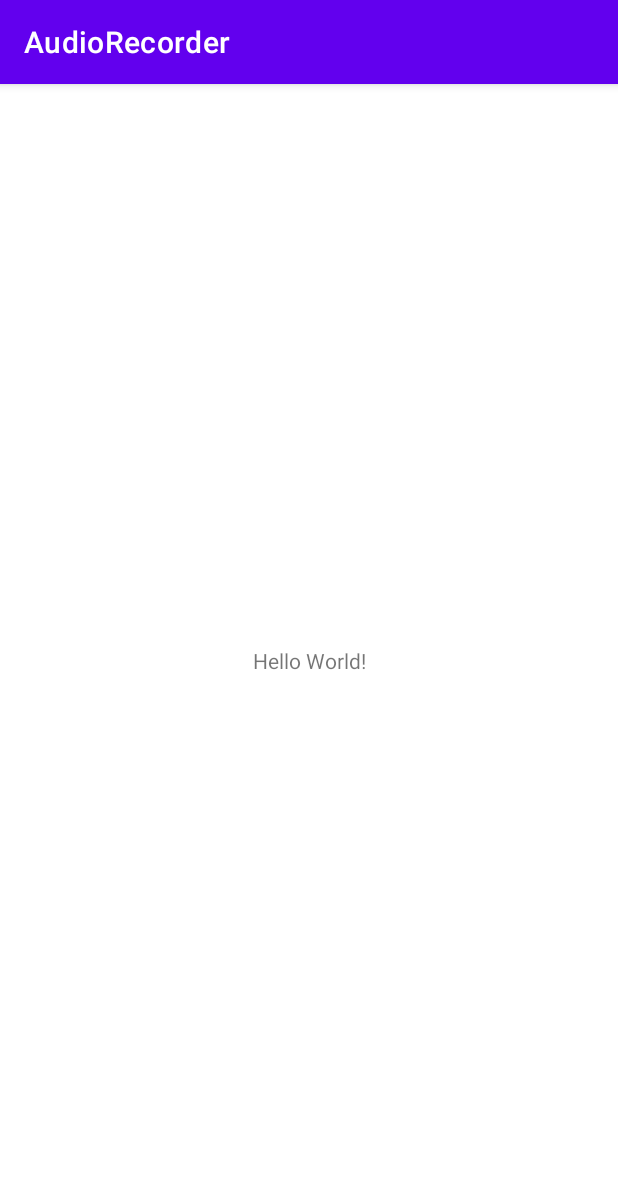
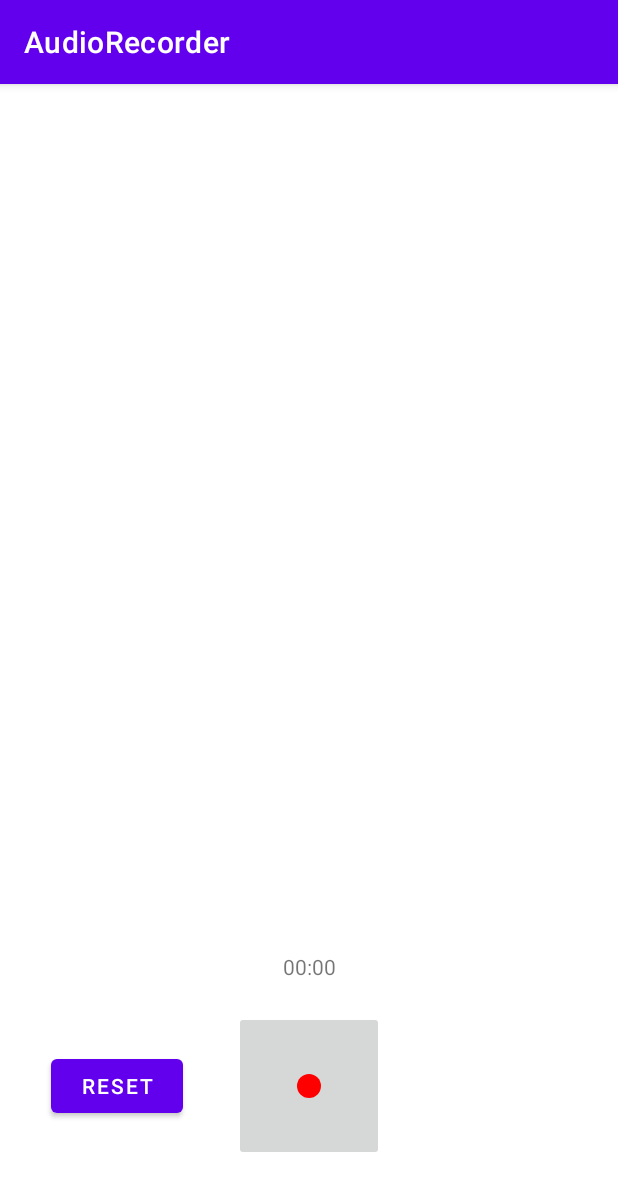
Before and after one commit to SangwonYoon/AndroidApps, an Android app: the screen it shows after launch (MainActivity), on a phone screen of 412 x 824 dp. Shown: the top 1191 px of the screen. Run offline under Robolectric (Android 15) with nearby library versions, the phone set to English and light mode, and no system bars.

Commit message:
기본 UI 구성

```diff
--- a/AudioRecorder/app/src/main/java/com/example/audiorecorder/MainActivity.kt
+++ b/AudioRecorder/app/src/main/java/com/example/audiorecorder/MainActivity.kt
@@ -4,8 +4,21 @@ import androidx.appcompat.app.AppCompatActivity
 import android.os.Bundle
 
 class MainActivity : AppCompatActivity() {
+
+    private val recordButton : RecordButton by lazy{
+        findViewById(R.id.recordButton)
+    }
+
+    private var state = State.BEFORE_RECORDING
+
     override fun onCreate(savedInstanceState: Bundle?) {
         super.onCreate(savedInstanceState)
         setContentView(R.layout.activity_main)
+
+        initViews()
+    }
+
+    private fun initViews(){
+        recordButton.updateIconWithState(state)
     }
 }
--- /dev/null
+++ b/AudioRecorder/app/src/main/java/com/example/audiorecorder/RecordButton.kt
@@ -0,0 +1,26 @@
+package com.example.audiorecorder
+
+import android.content.Context
+import android.util.AttributeSet
+import android.widget.ImageButton
+import androidx.appcompat.widget.AppCompatImageButton
+
+class RecordButton (context: Context, attrs: AttributeSet): AppCompatImageButton(context, attrs){
+
+    fun updateIconWithState(state: State){
+        when(state){
+            State.BEFORE_RECORDING -> {
+                setImageResource(R.drawable.ic_record)
+            }
+            State.ON_RECORDING -> {
+                setImageResource(R.drawable.ic_stop)
+            }
+            State.AFTER_RECORDING -> {
+                setImageResource(R.drawable.ic_play)
+            }
+            State.ON_PLAYING -> {
+                setImageResource(R.drawable.ic_stop)
+            }
+        }
+    }
+}
--- /dev/null
+++ b/AudioRecorder/app/src/main/java/com/example/audiorecorder/State.kt
@@ -0,0 +1,10 @@
+package com.example.audiorecorder
+
+// enum class란 열거형 클래스
+// 각 열거형은 enum class의 인스턴스
+enum class State {
+    BEFORE_RECORDING,
+    ON_RECORDING,
+    AFTER_RECORDING,
+    ON_PLAYING
+}
--- /dev/null
+++ b/AudioRecorder/app/src/main/res/drawable/ic_play.xml
@@ -0,0 +1,5 @@
+<vector android:height="24dp" android:tint="#FFFFFF"
+    android:viewportHeight="24" android:viewportWidth="24"
+    android:width="24dp" xmlns:android="http://schemas.android.com/apk/res/android">
+    <path android:fillColor="@android:color/white" android:pathData="M8,5v14l11,-7z"/>
+</vector>
--- /dev/null
+++ b/AudioRecorder/app/src/main/res/drawable/ic_record.xml
@@ -0,0 +1,5 @@
+<vector android:height="24dp" android:tint="#FF0000"
+    android:viewportHeight="24" android:viewportWidth="24"
+    android:width="24dp" xmlns:android="http://schemas.android.com/apk/res/android">
+    <path android:fillColor="@android:color/white" android:pathData="M12,12m-8,0a8,8 0,1 1,16 0a8,8 0,1 1,-16 0"/>
+</vector>
--- /dev/null
+++ b/AudioRecorder/app/src/main/res/drawable/ic_stop.xml
@@ -0,0 +1,5 @@
+<vector android:height="24dp" android:tint="#FFFFFF"
+    android:viewportHeight="24" android:viewportWidth="24"
+    android:width="24dp" xmlns:android="http://schemas.android.com/apk/res/android">
+    <path android:fillColor="@android:color/white" android:pathData="M6,6h12v12H6z"/>
+</vector>
--- a/AudioRecorder/app/src/main/res/layout/activity_main.xml
+++ b/AudioRecorder/app/src/main/res/layout/activity_main.xml
@@ -6,13 +6,33 @@
     android:layout_height="match_parent"
     tools:context=".MainActivity">
 
-    <TextView
+    <Button
+        android:id="@+id/resetButton"
         android:layout_width="wrap_content"
         android:layout_height="wrap_content"
-        android:text="Hello World!"
+        android:text="RESET"
+        app:layout_constraintBottom_toBottomOf="@id/recordButton"
+        app:layout_constraintLeft_toLeftOf="parent"
+        app:layout_constraintRight_toLeftOf="@id/recordButton"
+        app:layout_constraintTop_toTopOf="@id/recordButton"/>
+
+    <TextView
+        android:id="@+id/recordTimeTextView"
+        android:layout_width="wrap_content"
+        android:layout_height="wrap_content"
+        android:layout_marginBottom="20dp"
+        android:text="00:00"
+        app:layout_constraintBottom_toTopOf="@id/recordButton"
+        app:layout_constraintLeft_toLeftOf="@id/recordButton"
+        app:layout_constraintRight_toRightOf="@id/recordButton"/>
+
+    <com.example.audiorecorder.RecordButton
+        android:id="@+id/recordButton"
+        android:layout_width="100dp"
+        android:layout_height="100dp"
+        android:layout_marginBottom="50dp"
         app:layout_constraintBottom_toBottomOf="parent"
         app:layout_constraintLeft_toLeftOf="parent"
-        app:layout_constraintRight_toRightOf="parent"
-        app:layout_constraintTop_toTopOf="parent" />
+        app:layout_constraintRight_toRightOf="parent"/>
 
 </androidx.constraintlayout.widget.ConstraintLayout>
```
